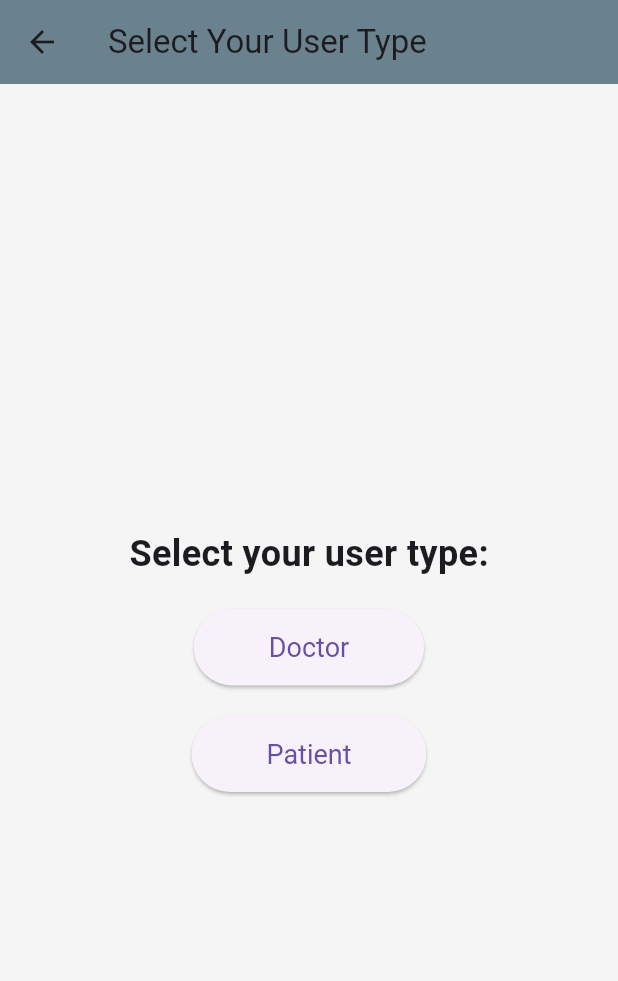
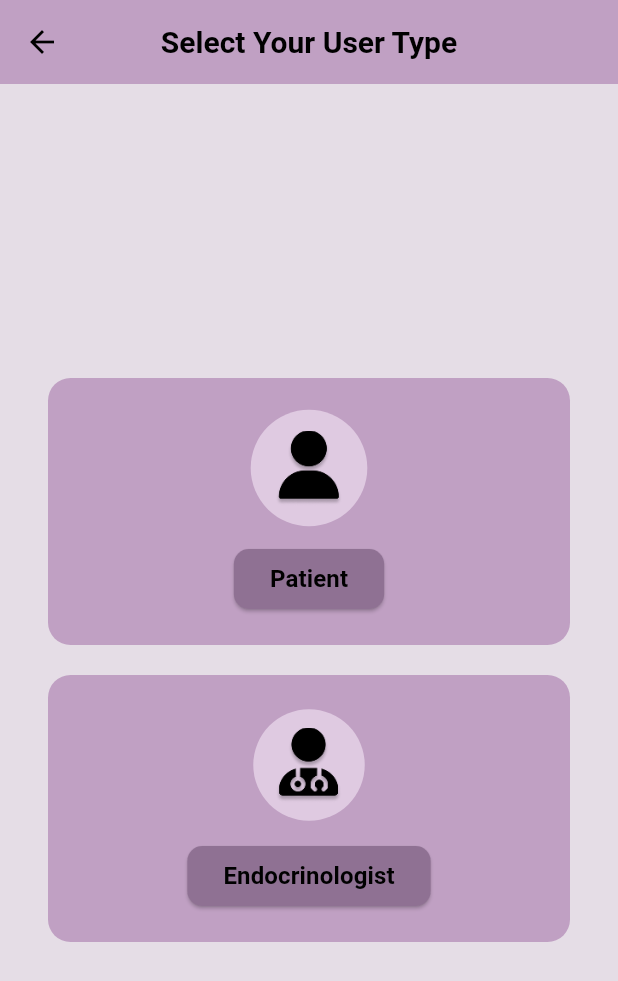
Before and after one commit to Grupo-Diseno-los-hormonales/experimentos_hormonal_care_mobile_frontend-prueba, a Flutter app: the SelectUserType screen opened directly, on a phone screen of 412 x 824 dp. Shown: the top 981 px of the screen. Run offline on Flutter 3.47's test engine with Material 3 defaults, Android fonts, the phone set to English and light mode, and no system bars; our stand-ins replace confetti, flutter_spinbox, shared_preferences, syncfusion_flutter_calendar, timezone; accounts and stored records are empty.

Commit message:
fix: fix user type selection screen

```diff
--- a/lib/scr/features/iam/presentation/pages/select_user_type.dart
+++ b/lib/scr/features/iam/presentation/pages/select_user_type.dart
@@ -7,21 +7,99 @@ class SelectUserType extends StatelessWidget {
   @override
   Widget build(BuildContext context) {
     return Scaffold(
+      backgroundColor: const Color(0xFFE5DDE6), // Fondo de la pantalla
       appBar: AppBar(
-        title: Text('Select Your User Type'),
-        backgroundColor: Color(0xFF6A828D),
+        backgroundColor: const Color(0xFFC0A0C3), // Fondo morado del AppBar
+        title: const Text('Select Your User Type'),
+        centerTitle: true,
+        titleTextStyle: const TextStyle(
+          color: Colors.black,
+          fontSize: 20.0,
+          fontWeight: FontWeight.bold,
         ),
-      body: Center(
-        child: Padding(
+        leading: IconButton(
+          icon: const Icon(Icons.arrow_back, color: Colors.black),
+          onPressed: () {
+            Navigator.pop(context);
+          },
+        ),
+      ),
+      body: Padding(
         padding: const EdgeInsets.symmetric(horizontal: 32.0),
         child: Column(
           mainAxisAlignment: MainAxisAlignment.center,
           children: [
-              Text(
-                'Select your user type:',
-                style: TextStyle(fontSize: 24, fontWeight: FontWeight.bold),
+            // Tarjeta para Patient
+            Container(
+              width: double.infinity,
+              padding: const EdgeInsets.all(20),
+              decoration: BoxDecoration(
+                color: const Color(0xFFC0A0C3), // Fondo de la tarjeta
+                borderRadius: BorderRadius.circular(15),
               ),
-              SizedBox(height: 20),
+              child: Column(
+                children: [
+                  Container(
+                    padding: const EdgeInsets.all(15),
+                    decoration: const BoxDecoration(
+                      color: Color(0xFFDFCAE1), // Fondo circular del ícono
+                      shape: BoxShape.circle,
+                    ),
+                    child: Image.asset(
+                      'assets/images/patienticon.png', // Icono del paciente
+                      height: 50,
+                    ),
+                  ),
+                  const SizedBox(height: 10),
+                  ElevatedButton(
+                    onPressed: () async {
+                      await JwtStorage.saveRole('ROLE_PATIENT');
+                      Navigator.push(
+                        context,
+                        MaterialPageRoute(builder: (context) => SignUpPatient()),
+                      );
+                    },
+                    style: ElevatedButton.styleFrom(
+                      backgroundColor: const Color(0xFF8F7193), // Fondo del botón
+                      shape: RoundedRectangleBorder(
+                        borderRadius: BorderRadius.circular(10),
+                      ),
+                    ),
+                    child: const Text(
+                      'Patient',
+                      style: TextStyle(
+                        color: Colors.black,
+                        fontWeight: FontWeight.bold,
+                        fontSize: 16,
+                      ),
+                    ),
+                  ),
+                ],
+              ),
+            ),
+            const SizedBox(height: 20),
+            // Tarjeta para Doctor
+            Container(
+              width: double.infinity,
+              padding: const EdgeInsets.all(20),
+              decoration: BoxDecoration(
+                color: const Color(0xFFC0A0C3), // Fondo de la tarjeta
+                borderRadius: BorderRadius.circular(15),
+              ),
+              child: Column(
+                children: [
+                  Container(
+                    padding: const EdgeInsets.all(15),
+                    decoration: const BoxDecoration(
+                      color: Color(0xFFDFCAE1), // Fondo circular del ícono
+                      shape: BoxShape.circle,
+                    ),
+                    child: Image.asset(
+                      'assets/images/doctoricon.png', // Icono del doctor
+                      height: 50,
+                    ),
+                  ),
+                  const SizedBox(height: 10),
                   ElevatedButton(
                     onPressed: () async {
                       await JwtStorage.saveRole('ROLE_DOCTOR');
@@ -30,30 +108,26 @@ class SelectUserType extends StatelessWidget {
                         MaterialPageRoute(builder: (context) => SignUpDoctor()),
                       );
                     },
-                child: Text('Doctor'),
                     style: ElevatedButton.styleFrom(
-                  padding: EdgeInsets.symmetric(vertical: 15, horizontal: 50),
-                  textStyle: TextStyle(fontSize: 18),
+                      backgroundColor: const Color(0xFF8F7193), // Fondo del botón
+                      shape: RoundedRectangleBorder(
+                        borderRadius: BorderRadius.circular(10),
                       ),
                     ),
-              SizedBox(height: 20),
-              ElevatedButton(
-                onPressed: () async {
-                  await JwtStorage.saveRole('ROLE_PATIENT');
-                  Navigator.push(
-                    context,
-                    MaterialPageRoute(builder: (context) => SignUpPatient()),
-                  );
-                },
-                child: Text('Patient'),
-                style: ElevatedButton.styleFrom(
-                  padding: EdgeInsets.symmetric(vertical: 15, horizontal: 50),
-                  textStyle: TextStyle(fontSize: 18),
+                    child: const Text(
+                      'Endocrinologist',
+                      style: TextStyle(
+                        color: Colors.black,
+                        fontWeight: FontWeight.bold,
+                        fontSize: 16,
+                      ),
                     ),
                   ),
                 ],
               ),
             ),
+          ],
+        ),
       ),
     );
   }
--- a/pubspec.yaml
+++ b/pubspec.yaml
@@ -66,6 +66,8 @@ flutter:
   uses-material-design: true
   assets:
     - assets/images/newlogohormonalcare.png
+    - assets/images/patienticon.png
+    - assets/images/doctoricon.png
 
   # To add assets to your application, add an assets section, like this:
   # assets:
```
Also changed, not shown: assets/images/doctoricon.png (added), assets/images/patienticon.png (added). Lines whose indentation alone changed are shown as unchanged.
